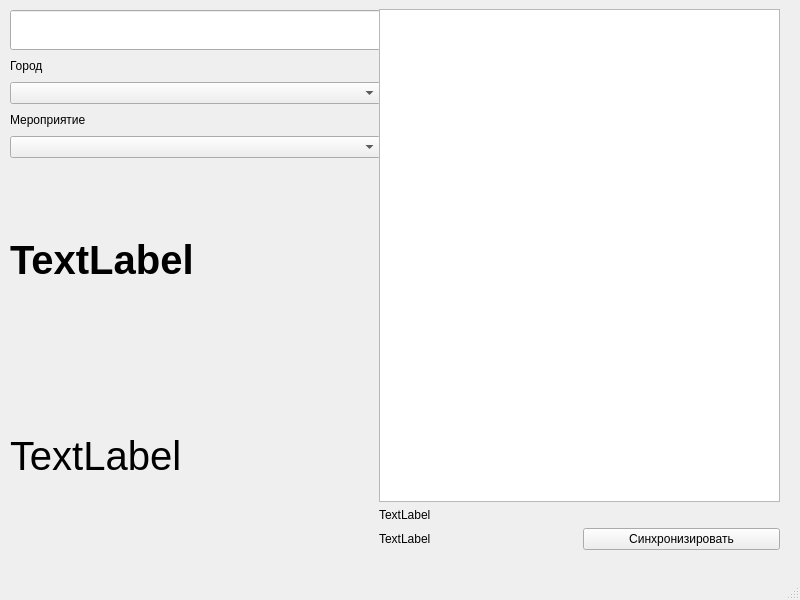
Above: barcode.ui from Shatalin89/barcode_scaner before the change. Below: the same form after it.
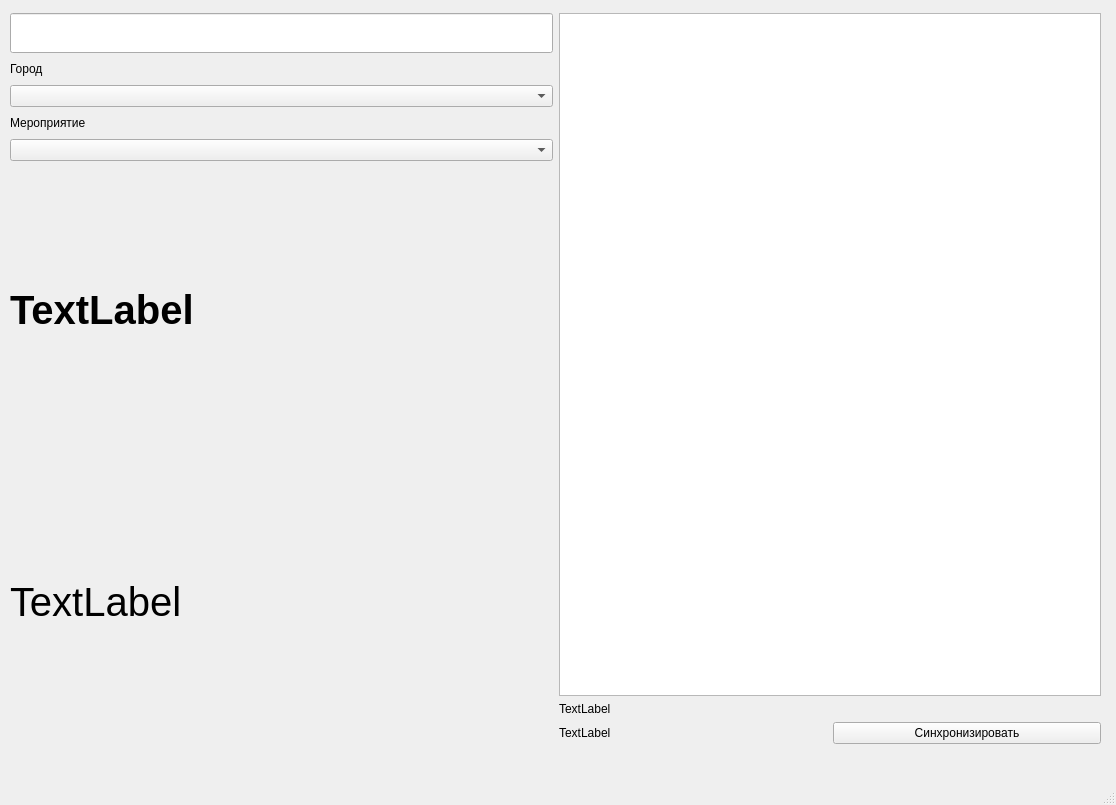
That is the form after the change.

```diff
--- a/barcode.ui
+++ b/barcode.ui
@@ -6,8 +6,8 @@
    <rect>
     <x>0</x>
     <y>0</y>
-    <width>800</width>
-    <height>600</height>
+    <width>1116</width>
+    <height>805</height>
    </rect>
   </property>
   <property name="windowTitle">
@@ -17,12 +17,23 @@
    <widget class="QWidget" name="verticalLayoutWidget">
     <property name="geometry">
      <rect>
-      <x>10</x>
-      <y>10</y>
-      <width>371</width>
-      <height>541</height>
+      <x>0</x>
+      <y>3</y>
+      <width>1111</width>
+      <height>741</height>
      </rect>
     </property>
+    <layout class="QHBoxLayout" name="mainLayout">
+     <property name="leftMargin">
+      <number>10</number>
+     </property>
+     <property name="topMargin">
+      <number>10</number>
+     </property>
+     <property name="rightMargin">
+      <number>10</number>
+     </property>
+     <item>
     <layout class="QVBoxLayout" name="verticalLayout">
      <item>
       <widget class="QLineEdit" name="lineEdit">
@@ -96,16 +107,8 @@
       </widget>
      </item>
     </layout>
-   </widget>
-   <widget class="QWidget" name="verticalLayoutWidget_2">
-    <property name="geometry">
-     <rect>
-      <x>379</x>
-      <y>9</y>
-      <width>401</width>
-      <height>541</height>
-     </rect>
-    </property>
+     </item>
+     <item>
     <layout class="QVBoxLayout" name="verticalLayout_2">
      <item>
       <widget class="QTableView" name="tableView"/>
@@ -142,6 +145,8 @@
       </layout>
      </item>
     </layout>
+     </item>
+    </layout>
    </widget>
    <zorder>verticalLayoutWidget</zorder>
    <zorder>verticalLayoutWidget_2</zorder>
```
Left out of the diff: 7 changed lines with no effect on the pictures. Lines whose indentation alone changed are shown as unchanged.
